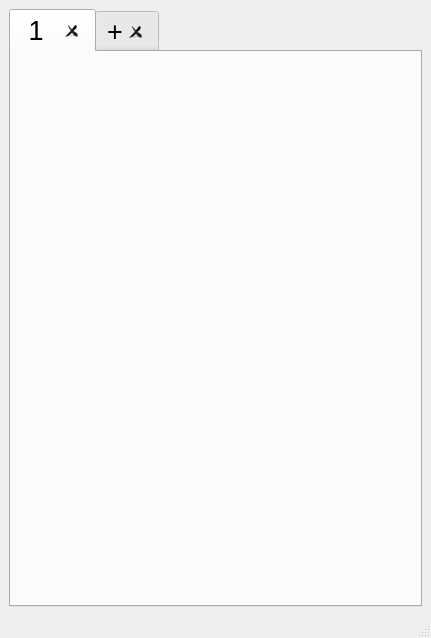
Before: the Qt Designer form Qt/SecApp/mainwindow.ui in MaximeJeanRey/CalculateurSection, drawn with Qt 5.
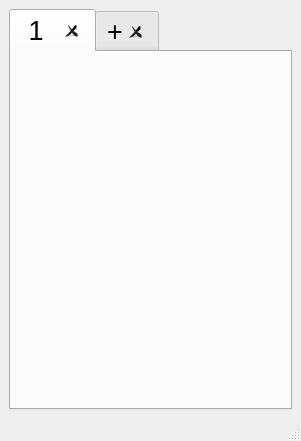
After: the same form once the commit is applied.

What changed in the file:
```diff
--- a/Qt/SecApp/mainwindow.ui
+++ b/Qt/SecApp/mainwindow.ui
@@ -6,8 +6,8 @@
    <rect>
     <x>0</x>
     <y>0</y>
-    <width>431</width>
-    <height>638</height>
+    <width>301</width>
+    <height>441</height>
    </rect>
   </property>
   <property name="windowTitle">
```
Left out of the diff: 2 changed lines with no effect on the pictures.
